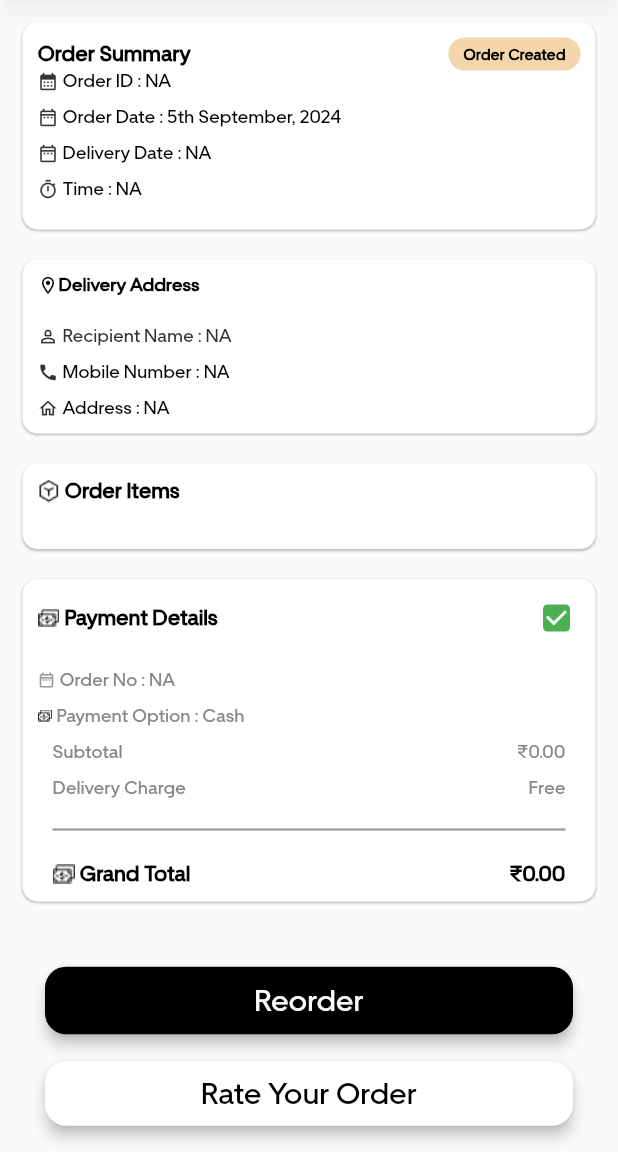
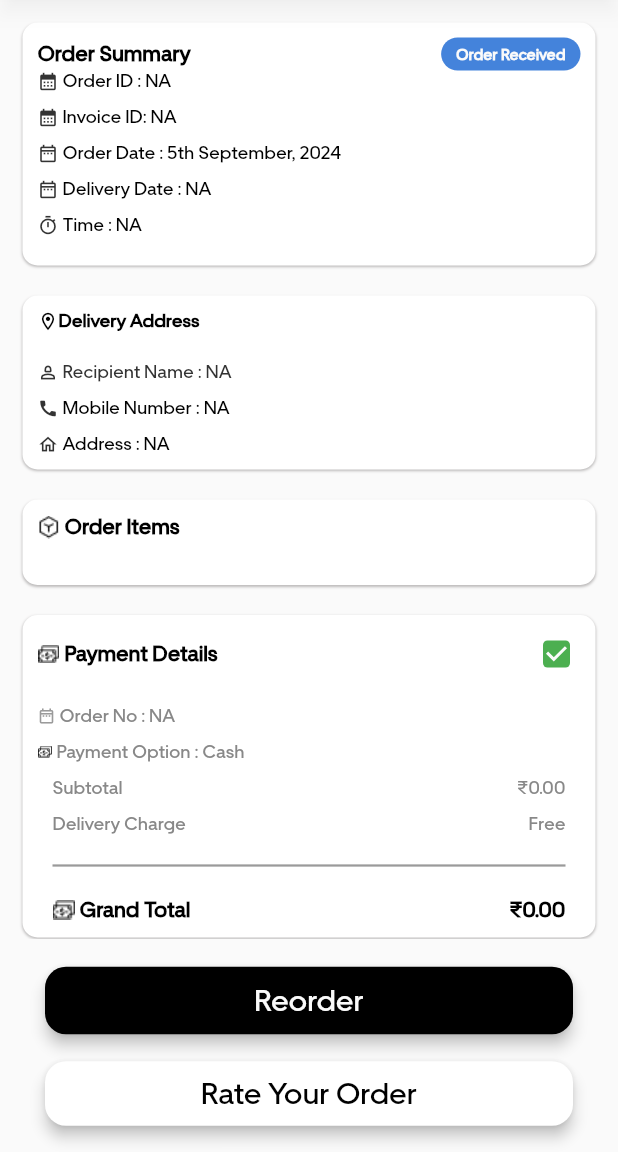
Before and after one commit to ramprasadbhagat/planit, a Flutter app: the OrderDetailsPage screen opened directly with empty values, on a phone screen of 412 x 824 dp, the part 84-1236 px from its top. Run offline on Flutter 3.47's test engine with Material 3 defaults, Android fonts, the phone set to English and light mode, and no system bars; our stand-ins replace auto_route, cached_network_image, dartz, dio, flutter_bloc, flutter_carousel_widget and 15 more; missing offline and left inert: razorpay_flutter; accounts and stored records are empty; project files that could hold a hidden picture were left out.

Commit message:
refactor track order

```diff
--- a/lib/application/track_order/track_order_event.dart
+++ b/lib/application/track_order/track_order_event.dart
@@ -4,7 +4,8 @@ part of 'track_order_bloc.dart';
 class TrackOrderEvent with _$TrackOrderEvent {
   const factory TrackOrderEvent.started() = _Started;
   const factory TrackOrderEvent.getTrackOrderDetails({
-    required String orderId,
     required Order order,
   }) = _GetTrackOrderDetails;
+
+  const factory TrackOrderEvent.cancelOrder() = _CancelOrder;
 }
--- a/lib/application/track_order/track_order_state.dart
+++ b/lib/application/track_order/track_order_state.dart
@@ -7,13 +7,13 @@ class TrackOrderState with _$TrackOrderState {
     required TrackOrderDetails trackOrderItem,
     required Option<Either<ApiFailure, dynamic>> apiFailureOrSuccessOption,
     required bool isFetching,
-    required Order? order,
+    required Order order,
   }) = _TrackOrderState;
 
   factory TrackOrderState.initial() => TrackOrderState(
         trackOrderItem: TrackOrderDetails.empty(),
-        apiFailureOrSuccessOption: none(),
-        order: null,
+        apiFailureOrSuccessOption: const None(),
+        order: Order.empty(),
         isFetching: false,
       );
 }
--- a/lib/domain/cart/entities/cart_product.dart
+++ b/lib/domain/cart/entities/cart_product.dart
@@ -40,7 +40,7 @@ class CartProduct with _$CartProduct {
         'productId': productId.getValue(),
         'quantity': quantity.toString(),
         'unitPrice': (double.tryParse(itemPrice) ?? 0.0).toInt(),
-        'subTotal': totalPrice,
+        // 'subTotal': totalPrice, // TODO remove subTotal
         'attributeItemId': attributeitemId.getValue(),
       };
 
--- a/lib/domain/core/value/value_objects.dart
+++ b/lib/domain/core/value/value_objects.dart
@@ -82,6 +82,17 @@ class OrderStatus extends ValueObject<String> {
   Color get tagLabelColor => getOrderStatusTagLabelColor(displayStatus);
 
   Icon get orderListStatusIcon => getOrderStatusOrderListIcon(displayStatus);
+
+  bool get isOrderReceived =>
+      isEqualsIgnoreCase(displayStatus, 'Order Received');
+  bool get isInProcess => isEqualsIgnoreCase(displayStatus, 'Processing');
+
+  bool get isDispached => isEqualsIgnoreCase(displayStatus, 'Dispatched');
+  bool get isDelivered => isEqualsIgnoreCase(displayStatus, 'Delivered');
+  bool get isCancelled => isEqualsIgnoreCase(displayStatus, 'Cancelled');
+
+  int get getOrderStatusTrackPriority =>
+      getOrderStatusTrackIndex(displayStatus);
 
   const OrderStatus._(this.value);
 }
--- a/lib/domain/core/value/value_transformer.dart
+++ b/lib/domain/core/value/value_transformer.dart
@@ -23,7 +23,7 @@ bool isEqualsIgnoreCase(String value, String matcher) =>
 String getOrderStatusText(String status) {
   switch (status) {
     case 'Order_Received':
-      return 'Order Created';
+      return 'Order Received';
     case 'In_Process':
       return 'Processing';
     case 'Dispatched':
@@ -33,15 +33,15 @@ String getOrderStatusText(String status) {
     case 'Cancelled':
       return 'Cancelled';
     default:
-      return 'Order Created';
+      return 'Order Received';
   }
 }
 
 Color getOrderStatusTagColor(String status) {
   const statusColors = {
-    'Order Created': AppColors.orangeChipColor,
-    'Processing': AppColors.green,
-    'Dispatched': AppColors.green,
+    'Order Received': AppColors.skyBlueColor,
+    'Processing': AppColors.orange,
+    'Dispatched': AppColors.orange,
     'Delivered': AppColors.green,
     'Cancelled': AppColors.red,
   };
@@ -49,9 +49,21 @@ Color getOrderStatusTagColor(String status) {
   return statusColors[status] ?? AppColors.grey;
 }
 
+int getOrderStatusTrackIndex(String status) {
+  const statusColors = {
+    'Order Received': 0,
+    'Processing': 1,
+    'Dispatched': 2,
+    'Delivered': 3,
+    'Cancelled': 4,
+  };
+
+  return statusColors[status] ?? 0;
+}
+
 Color getOrderStatusTagLabelColor(String status) {
   const statusColors = {
-    'Order Created': AppColors.black,
+    'Order Received': AppColors.white,
     'Processing': AppColors.white,
     'Dispatched': AppColors.white,
     'Delivered': AppColors.white,
@@ -62,14 +74,14 @@ Color getOrderStatusTagLabelColor(String status) {
 }
 
 Icon getOrderStatusOrderListIcon(String status) {
-  switch (status.toLowerCase()) {
+  switch (status) {
     case 'Delivered':
       return const Icon(
         Icons.circle,
         color: AppColors.green,
         size: 10,
       );
-    case 'Order Created':
+    case 'Order Received':
     case 'Processing':
     case 'Dispatched':
     case 'Cancelled':
--- a/lib/infrastructure/order/dtos/order_item_dto.dart
+++ b/lib/infrastructure/order/dtos/order_item_dto.dart
@@ -69,7 +69,11 @@ int intReadValue(Map json, String key) {
 }
 
 List<String> productImageUrlFromMap(Map json, String key) {
-  return (json[key] as List).map<String>((e) => e['image']).toList();
+  if (json[key] is List) {
+    return (json[key] as List).map<String>((e) => e['image']).toList();
+  } else {
+    return [];
+  }
 }
 
 @freezed
--- a/lib/presentation/order/order_details.dart
+++ b/lib/presentation/order/order_details.dart
@@ -114,6 +114,32 @@ class OrderDetailsPage extends StatelessWidget {
                           Row(
                             children: [
                               const Icon(
+                                Icons.calendar_month,
+                                size: 14,
+                                color: AppColors.textBlack,
+                              ),
+                              Text(
+                                ' Invoice ID: ',
+                                style: textTheme.titleMedium?.copyWith(
+                                  fontSize: 12,
+                                  fontWeight: FontWeight.w500,
+                                ),
+                              ),
+                              Text(
+                                order.invoiceId.displayLabel,
+                                style: textTheme.titleMedium?.copyWith(
+                                  fontSize: 12,
+                                  fontWeight: FontWeight.w400,
+                                ),
+                              ),
+                            ],
+                          ),
+                          const SizedBox(
+                            height: 10,
+                          ),
+                          Row(
+                            children: [
+                              const Icon(
                                 Icons.date_range_outlined,
                                 size: 14,
                                 color: AppColors.textBlack,
@@ -189,29 +215,6 @@ class OrderDetailsPage extends StatelessWidget {
                           const SizedBox(
                             height: 10,
                           ),
-                          // Row(
-                          //   children: [
-                          //     Image.asset(
-                          //       PngImage.orderStatusImage,
-                          //       height: 20,
-                          //       width: 20,
-                          //     ),
-                          //     Text(
-                          //       ' Order Status : ',
-                          //       style: textTheme.titleMedium?.copyWith(
-                          //         fontSize: 12,
-                          //         fontWeight: FontWeight.w500,
-                          //       ),
-                          //     ),
-                          //     Text(
-                          //       order.orderStatus.displayLabel,
-                          //       style: textTheme.titleMedium?.copyWith(
-                          //         fontSize: 12,
-                          //         fontWeight: FontWeight.w400,
-                          //       ),
-                          //     ),
-                          //   ],
-                          // ),
                         ],
                       ),
                     ),
```
Also changed, not shown: lib/application/track_order/track_order_bloc.dart (+29 -4 lines), lib/domain/track_order/repository/i_track_order_repository.dart (+6 -1 lines), lib/infrastructure/order/datasource/order_remote.dart (+11 -7 lines), lib/infrastructure/track_order/datasource/track_order_local.dart (+14 -0 lines), lib/infrastructure/track_order/datasource/track_order_remote.dart (+30 -1 lines), lib/infrastructure/track_order/repository/track_order_repository.dart (+26 -1 lines), lib/presentation/order_list/widgets/order_list_item.dart (+5 -10 lines), lib/presentation/track_order/track_order_page.dart (+63 -33 lines), lib/presentation/track_order/widgets/cancel_order_alert.dart (added, +57 -0 lines), lib/application/track_order/track_order_bloc.freezed.dart, lib/presentation/router/router.gr.dart.
